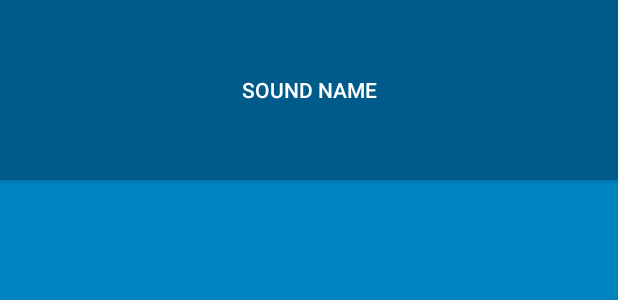
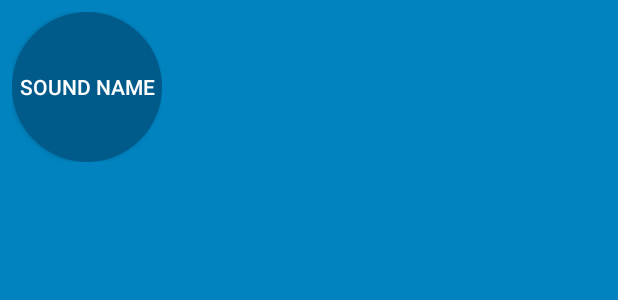
Before and after one commit to Joel-Perkins/BeatBoxProject, an Android app: the layout list_item_sound.xml on its own in the app's theme, with its tools: preview values and no code run, on a phone screen of 412 x 824 dp. Shown: the top 300 px of the screen. Run offline under Robolectric (Android 15) with nearby library versions, the phone set to English and light mode, and no system bars.

Commit message:
-Added drawables for button to be an circle that has a pressed state with a stroke around it. -Updated some styles to use the drawables that give the app a better look. -Played around with using different styles based on SDK by having the app use Material style for everything running Lolipop or higher.

```diff
--- /dev/null
+++ b/app/src/main/res/drawable/button_beat_box.xml
@@ -0,0 +1,7 @@
+<?xml version="1.0" encoding="utf-8"?>
+<selector xmlns:android="http://schemas.android.com/apk/res/android">
+
+    <item android:drawable="@drawable/button_beat_box_pressed" android:state_pressed="true"/>
+    <item android:drawable="@drawable/button_beat_box_normal" />
+
+</selector>
--- /dev/null
+++ b/app/src/main/res/drawable/button_beat_box_normal.xml
@@ -0,0 +1,7 @@
+<?xml version="1.0" encoding="utf-8"?>
+<shape xmlns:android="http://schemas.android.com/apk/res/android"
+    android:shape="oval">
+
+    <solid android:color="@color/dark_blue"></solid>
+
+</shape>
--- /dev/null
+++ b/app/src/main/res/drawable/button_beat_box_pressed.xml
@@ -0,0 +1,20 @@
+<?xml version="1.0" encoding="utf-8"?>
+<layer-list xmlns:android="http://schemas.android.com/apk/res/android">
+
+    <item>
+        <shape xmlns:android="http://schemas.android.com/apk/res/android"
+               android:shape="oval">
+
+            <solid android:color="@color/red"/>
+
+        </shape>
+    </item>
+
+    <item>
+        <shape android:shape="oval">
+            <stroke android:width="4dp"
+                    android:color="@color/dark_red"/>
+        </shape>
+    </item>
+
+</layer-list>
--- a/app/src/main/res/layout/list_item_sound.xml
+++ b/app/src/main/res/layout/list_item_sound.xml
@@ -1,8 +1,16 @@
 <?xml version="1.0" encoding="utf-8"?>
-<Button
+<FrameLayout
     xmlns:android="http://schemas.android.com/apk/res/android"
     xmlns:tools="http://schemas.android.com/tools"
-    android:id="@+id/list_item_sound_button"
-    android:layout_width="match_parent"
-    android:layout_height="120dp"
-    tools:text="Sound Name"/>
+    android:layout_width="wrap_content"
+    android:layout_height="wrap_content"
+    android:layout_margin="8dp">
+
+    <Button
+        android:id="@+id/list_item_sound_button"
+        android:layout_width="100dp"
+        android:layout_height="100dp"
+        android:layout_gravity="center"
+        tools:text="Sound Name"/>
+
+</FrameLayout>
--- a/app/src/main/res/values-v21/style.xml
+++ /dev/null
@@ -1,8 +0,0 @@
-<?xml version="1.0" encoding="utf-8"?>
-<resources>
-
-    <style name="BeatBoxButton" parent="android:Widget.Material.Button">
-        <item name="android:background">@color/dark_blue</item>
-    </style>
-
-</resources>
--- a/app/src/main/res/values-v21/styles.xml
+++ b/app/src/main/res/values-v21/styles.xml
@@ -1,9 +1,21 @@
-<resources>>
+<resources>
 
-    <style name="AppTheme.NoActionBar">
-        <item name="windowActionBar">false</item>
-        <item name="windowNoTitle">true</item>
-        <item name="android:windowDrawsSystemBarBackgrounds">true</item>
-        <item name="android:statusBarColor">@android:color/transparent</item>
+    <!--<style name="AppTheme">-->
+        <!--<item name="colorPrimary">@color/red</item>-->
+        <!--<item name="colorPrimaryDark">@color/dark_red</item>-->
+        <!--<item name="colorAccent">@color/gray</item>-->
+        <!--<item name="android:colorBackground">@color/soothing_blue</item>-->
+        <!--<item name="android:windowBackground">@color/soothing_blue</item>-->
+        <!--<item name="buttonStyle">@style/BeatBoxButton</item>-->
+
+        <!--<item name="windowActionBar">false</item>-->
+        <!--<item name="windowNoTitle">true</item>-->
+        <!--<item name="android:windowDrawsSystemBarBackgrounds">true</item>-->
+        <!--<item name="android:statusBarColor">@android:color/transparent</item>-->
+    <!--</style>-->
+
+    <style name="BeatBoxButton" parent="android:Widget.Material.Button">
+        <item name="android:background">@drawable/button_beat_box</item>
     </style>
+
 </resources>
--- a/app/src/main/res/values/styles.xml
+++ b/app/src/main/res/values/styles.xml
@@ -12,7 +12,7 @@
     </style>
 
     <style name="BeatBoxButton" parent="android:Widget.Holo.Button">
-        <item name="android:background">@color/dark_blue</item>
+        <item name="android:background">@drawable/button_beat_box</item>
     </style>
 
     <style name="AppTheme.NoActionBar">
```
